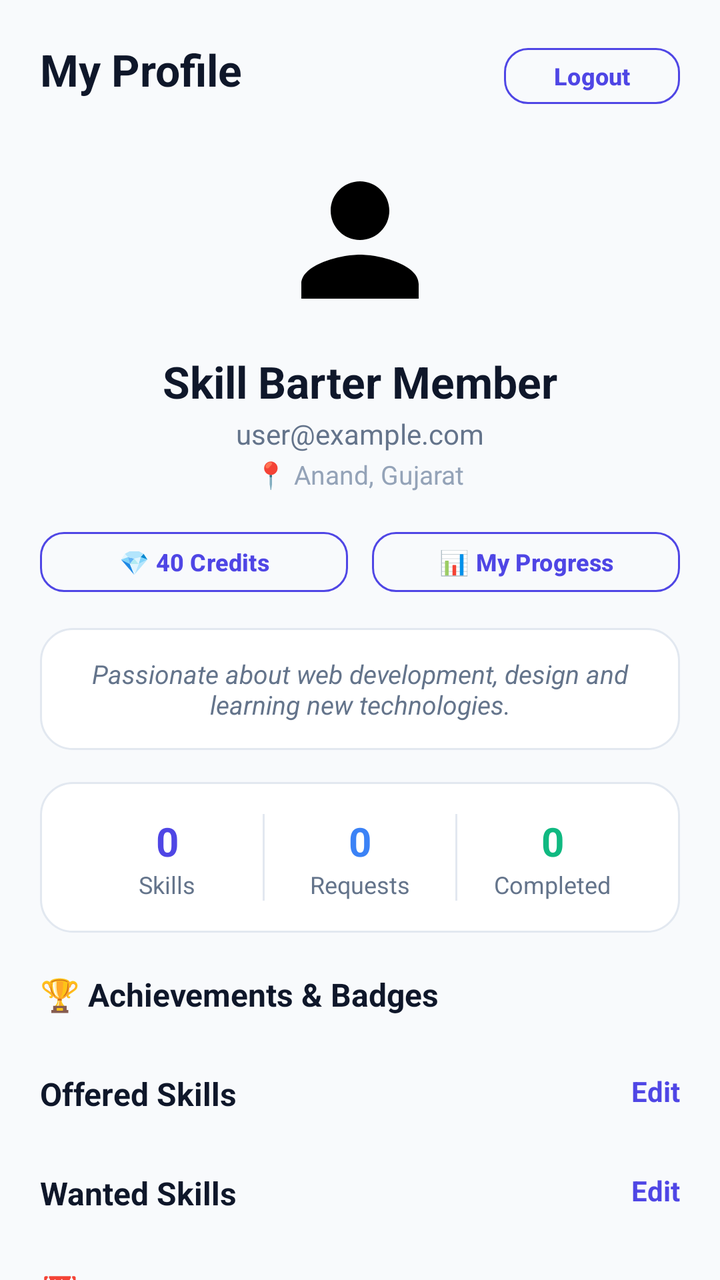
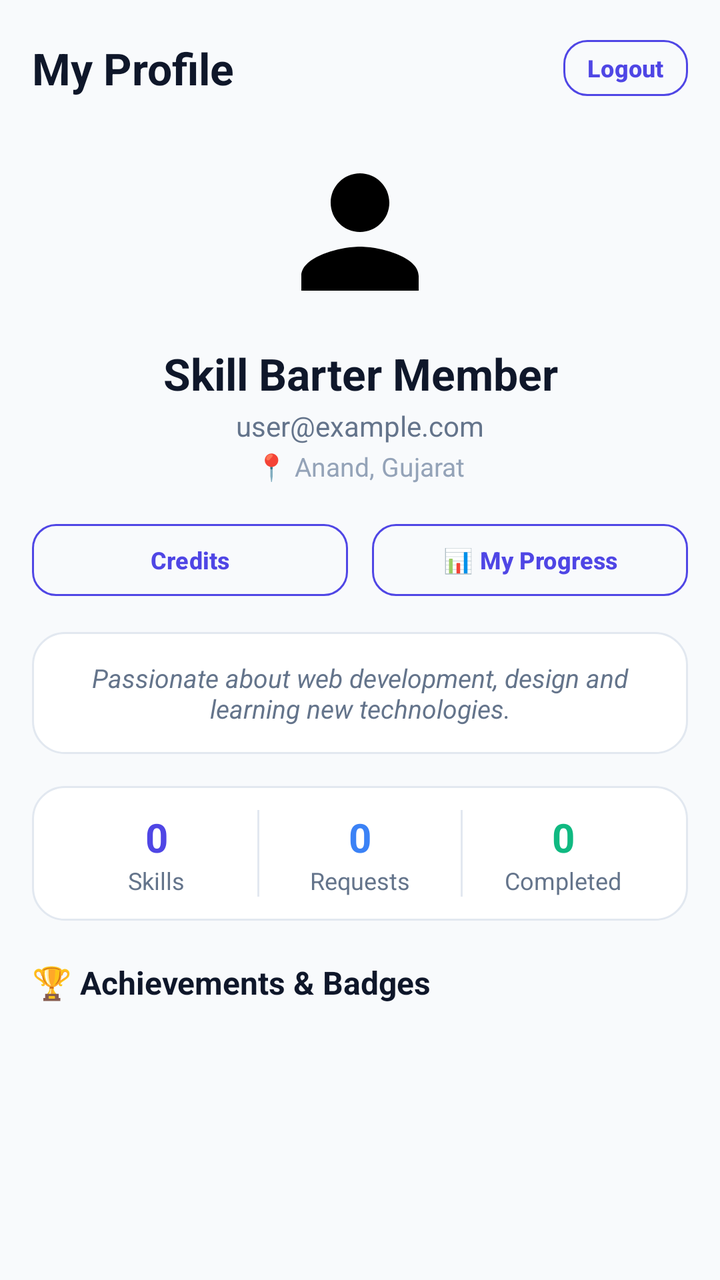

Screens rendered from an Android XML layout before and after an edit, with the pre-edit source and the edit as a unified diff.
<!-- AndroidManifest.xml: application theme Theme.SkillBarter -->
<!-- res/layout/fragment_profile.xml -->
<?xml version="1.0" encoding="utf-8"?>
<androidx.core.widget.NestedScrollView xmlns:android="http://schemas.android.com/apk/res/android"
    xmlns:app="http://schemas.android.com/apk/res-auto"
    android:layout_width="match_parent"
    android:layout_height="match_parent"
    android:background="@color/bg_light"
    android:fillViewport="true">

    <LinearLayout
        android:layout_width="match_parent"
        android:layout_height="wrap_content"
        android:gravity="center_horizontal"
        android:orientation="vertical"
        android:padding="20dp">

        
        <RelativeLayout
            android:layout_width="match_parent"
            android:layout_height="wrap_content">

            <TextView
                android:layout_width="wrap_content"
                android:layout_height="wrap_content"
                android:layout_alignParentStart="true"
                android:text="My Profile"
                android:textColor="@color/text_primary"
                android:textSize="22sp"
                android:textStyle="bold" />

            <Button
                android:id="@+id/btnLogout"
                style="@style/Widget.SkillBarter.Button.Outlined"
                android:layout_width="wrap_content"
                android:layout_height="36dp"
                android:layout_alignParentEnd="true"
                android:paddingHorizontal="12dp"
                android:paddingVertical="0dp"
                android:text="Logout"
                android:textSize="12sp" />

        </RelativeLayout>

        
        <ImageView
            android:id="@+id/ivAvatar"
            android:layout_width="88dp"
            android:layout_height="88dp"
            android:layout_marginTop="20dp"
            android:src="@drawable/ic_profile" />

        <TextView
            android:id="@+id/tvUserName"
            android:layout_width="wrap_content"
            android:layout_height="wrap_content"
            android:layout_marginTop="12dp"
            android:text="Skill Barter Member"
            android:textColor="@color/text_primary"
            android:textSize="22sp"
            android:textStyle="bold" />

        <TextView
            android:id="@+id/tvUserEmail"
            android:layout_width="wrap_content"
            android:layout_height="wrap_content"
            android:layout_marginTop="2dp"
            android:text="user@example.com"
            android:textColor="@color/text_secondary"
            android:textSize="14sp" />

        <TextView
            android:id="@+id/tvUserLocation"
            android:layout_width="wrap_content"
            android:layout_height="wrap_content"
            android:layout_marginTop="2dp"
            android:text="📍 Anand, Gujarat"
            android:textColor="@color/text_muted"
            android:textSize="13sp" />

        
        <LinearLayout
            android:layout_width="match_parent"
            android:layout_height="wrap_content"
            android:layout_marginTop="16dp"
            android:orientation="horizontal">

            <Button
                android:id="@+id/btnCredits"
                style="@style/Widget.SkillBarter.Button.Outlined"
                android:layout_width="0dp"
                android:layout_height="38dp"
                android:layout_marginEnd="6dp"
                android:layout_weight="1"
                android:paddingVertical="0dp"
                android:text="💎 40 Credits"
                android:textSize="12sp" />

            <Button
                android:id="@+id/btnProgress"
                style="@style/Widget.SkillBarter.Button.Outlined"
                android:layout_width="0dp"
                android:layout_height="38dp"
                android:layout_marginStart="6dp"
                android:layout_weight="1"
                android:paddingVertical="0dp"
                android:text="📊 My Progress"
                android:textSize="12sp" />

        </LinearLayout>

        
        <TextView
            android:id="@+id/tvUserBio"
            android:layout_width="match_parent"
            android:layout_height="wrap_content"
            android:layout_marginTop="14dp"
            android:background="@drawable/bg_rounded_card"
            android:gravity="center"
            android:padding="14dp"
            android:text="Passionate about web development, design and learning new technologies."
            android:textColor="@color/text_secondary"
            android:textSize="13sp"
            android:textStyle="italic" />

        
        <LinearLayout
            android:layout_width="match_parent"
            android:layout_height="wrap_content"
            android:layout_marginTop="16dp"
            android:background="@drawable/bg_rounded_card"
            android:orientation="horizontal"
            android:padding="16dp">

            <LinearLayout
                android:layout_width="0dp"
                android:layout_height="wrap_content"
                android:layout_weight="1"
                android:gravity="center"
                android:orientation="vertical">

                <TextView
                    android:id="@+id/tvSkillsStat"
                    android:layout_width="wrap_content"
                    android:layout_height="wrap_content"
                    android:text="0"
                    android:textColor="@color/primary"
                    android:textSize="20sp"
                    android:textStyle="bold" />

                <TextView
                    android:layout_width="wrap_content"
                    android:layout_height="wrap_content"
                    android:text="Skills"
                    android:textColor="@color/text_secondary"
                    android:textSize="12sp" />

            </LinearLayout>

            <View
                android:layout_width="1dp"
                android:layout_height="match_parent"
                android:background="@color/divider_color" />

            <LinearLayout
                android:layout_width="0dp"
                android:layout_height="wrap_content"
                android:layout_weight="1"
                android:gravity="center"
                android:orientation="vertical">

                <TextView
                    android:id="@+id/tvRequestsStat"
                    android:layout_width="wrap_content"
                    android:layout_height="wrap_content"
                    android:text="0"
                    android:textColor="@color/accent_blue"
                    android:textSize="20sp"
                    android:textStyle="bold" />

                <TextView
                    android:layout_width="wrap_content"
                    android:layout_height="wrap_content"
                    android:text="Requests"
                    android:textColor="@color/text_secondary"
                    android:textSize="12sp" />

            </LinearLayout>

            <View
                android:layout_width="1dp"
                android:layout_height="match_parent"
                android:background="@color/divider_color" />

            <LinearLayout
                android:layout_width="0dp"
                android:layout_height="wrap_content"
                android:layout_weight="1"
                android:gravity="center"
                android:orientation="vertical">

                <TextView
                    android:id="@+id/tvCompletedStat"
                    android:layout_width="wrap_content"
                    android:layout_height="wrap_content"
                    android:text="0"
                    android:textColor="@color/accent_green"
                    android:textSize="20sp"
                    android:textStyle="bold" />

                <TextView
                    android:layout_width="wrap_content"
                    android:layout_height="wrap_content"
                    android:text="Completed"
                    android:textColor="@color/text_secondary"
                    android:textSize="12sp" />

            </LinearLayout>

        </LinearLayout>

        
        <RelativeLayout
            android:layout_width="match_parent"
            android:layout_height="wrap_content"
            android:layout_marginTop="20dp">

            <TextView
                android:layout_width="wrap_content"
                android:layout_height="wrap_content"
                android:layout_alignParentStart="true"
                android:text="🏆 Achievements &amp; Badges"
                android:textColor="@color/text_primary"
                android:textSize="16sp"
                android:textStyle="bold" />

        </RelativeLayout>

        <androidx.recyclerview.widget.RecyclerView
            android:id="@+id/rvBadges"
            android:layout_width="match_parent"
            android:layout_height="wrap_content"
            android:layout_marginTop="8dp"
            android:orientation="horizontal"
            app:layoutManager="androidx.recyclerview.widget.LinearLayoutManager" />

        
        <RelativeLayout
            android:layout_width="match_parent"
            android:layout_height="wrap_content"
            android:layout_marginTop="20dp">

            <TextView
                android:layout_width="wrap_content"
                android:layout_height="wrap_content"
                android:layout_alignParentStart="true"
                android:text="Offered Skills"
                android:textColor="@color/text_primary"
                android:textSize="16sp"
                android:textStyle="bold" />

            <TextView
                android:id="@+id/btnEditOffered"
                android:layout_width="wrap_content"
                android:layout_height="wrap_content"
                android:layout_alignParentEnd="true"
                android:text="Edit"
                android:textColor="@color/primary"
                android:textSize="14sp"
                android:textStyle="bold" />

        </RelativeLayout>

        <com.google.android.material.chip.ChipGroup
            android:id="@+id/chipGroupOffered"
            android:layout_width="match_parent"
            android:layout_height="wrap_content"
            android:layout_marginTop="8dp" />

        
        <RelativeLayout
            android:layout_width="match_parent"
            android:layout_height="wrap_content"
            android:layout_marginTop="20dp">

            <TextView
                android:layout_width="wrap_content"
                android:layout_height="wrap_content"
                android:layout_alignParentStart="true"
                android:text="Wanted Skills"
                android:textColor="@color/text_primary"
                android:textSize="16sp"
                android:textStyle="bold" />

            <TextView
                android:id="@+id/btnEditWanted"
                android:layout_width="wrap_content"
                android:layout_height="wrap_content"
                android:layout_alignParentEnd="true"
                android:text="Edit"
                android:textColor="@color/primary"
                android:textSize="14sp"
                android:textStyle="bold" />

        </RelativeLayout>

        <com.google.android.material.chip.ChipGroup
            android:id="@+id/chipGroupWanted"
            android:layout_width="match_parent"
            android:layout_height="wrap_content"
            android:layout_marginTop="8dp" />

        
        <RelativeLayout
            android:layout_width="match_parent"
            android:layout_height="wrap_content"
            android:layout_marginTop="20dp">

            <TextView
                android:layout_width="wrap_content"
                android:layout_height="wrap_content"
                android:layout_alignParentStart="true"
                android:text="📅 Weekly Availability"
                android:textColor="@color/text_primary"
                android:textSize="16sp"
                android:textStyle="bold" />

            <TextView
                android:id="@+id/btnManageAvailability"
                android:layout_width="wrap_content"
                android:layout_height="wrap_content"
                android:layout_alignParentEnd="true"
                android:text="Manage"
                android:textColor="@color/primary"
                android:textSize="14sp"
                android:textStyle="bold" />

        </RelativeLayout>

        <TextView
            android:id="@+id/tvAvailabilitySummary"
            android:layout_width="match_parent"
            android:layout_height="wrap_content"
            android:layout_marginTop="8dp"
            android:background="@drawable/bg_rounded_card"
            android:padding="12dp"
            android:text="• Mon 6PM-9PM | Wed 6PM-9PM | Sat 10AM-2PM"
            android:textColor="@color/primary"
            android:textSize="13sp" />

    </LinearLayout>

</androidx.core.widget.NestedScrollView>
<!-- resources referenced by this layout -->
<resources>
  <color name="accent_blue">#3B82F6</color>
  <color name="accent_green">#10B981</color>
  <color name="bg_light">#F8FAFC</color>
  <color name="divider_color">#E2E8F0</color>
  <color name="primary">#4F46E5</color>
  <color name="text_muted">#94A3B8</color>
  <color name="text_primary">#0F172A</color>
  <color name="text_secondary">#64748B</color>
  <!-- drawable bg_rounded_card (drawable) -->
  <?xml version="1.0" encoding="utf-8"?>
  <shape xmlns:android="http://schemas.android.com/apk/res/android"
      android:shape="rectangle">
      <solid android:color="@color/surface_white" />
      <corners android:radius="16dp" />
      <stroke android:width="1dp" android:color="@color/divider_color" />
  </shape>
  <!-- drawable ic_profile (drawable) -->
  <vector xmlns:android="http://schemas.android.com/apk/res/android"
      android:width="24dp"
      android:height="24dp"
      android:viewportWidth="24"
      android:viewportHeight="24">
    <path
        android:fillColor="#FF000000"
        android:pathData="M12,12c2.21,0 4,-1.79 4,-4s-1.79,-4 -4,-4 -4,1.79 -4,4 1.79,4 4,4zM12,14c-2.67,0 -8,1.34 -8,4v2h16v-2c0,-2.66 -5.33,-4 -8,-4z"/>
  </vector>
  <style name="Widget.SkillBarter.Button.Outlined" parent="Widget.Material3.Button.OutlinedButton">
          <item name="strokeColor">@color/primary</item>
          <item name="android:textColor">@color/primary</item>
          <item name="cornerRadius">12dp</item>
          <item name="android:paddingTop">12dp</item>
          <item name="android:paddingBottom">12dp</item>
          <item name="android:textStyle">bold</item>
      </style>
  <style name="Theme.SkillBarter" parent="Base.Theme.SkillBarter" />
  <color name="surface_white">#FFFFFF</color>
  <style name="Base.Theme.SkillBarter" parent="Theme.Material3.DayNight.NoActionBar">
          <item name="colorPrimary">@color/primary</item>
          <item name="colorOnPrimary">@color/white</item>
          <item name="colorPrimaryContainer">@color/primary_light</item>
          <item name="colorOnPrimaryContainer">@color/primary</item>
          <item name="android:colorBackground">@color/bg_light</item>
          <item name="colorSurface">@color/surface_white</item>
          <item name="colorOnSurface">@color/text_primary</item>
          <item name="colorOnSurfaceVariant">@color/text_secondary</item>
          <item name="android:statusBarColor">@color/bg_light</item>
          <item name="android:windowLightStatusBar">true</item>
      </style>
  <color name="white">#FFFFFF</color>
  <color name="primary_light">#EEF2FF</color>
</resources>

<!-- the commit's change to res/layout/fragment_profile.xml (unified diff, before → after) -->
@@ -11,7 +11,10 @@
         android:layout_height="wrap_content"
         android:gravity="center_horizontal"
         android:orientation="vertical"
-        android:padding="20dp">
+        android:paddingStart="16dp"
+        android:paddingTop="16dp"
+        android:paddingEnd="16dp"
+        android:paddingBottom="24dp">
 
         
         <RelativeLayout
@@ -22,6 +25,11 @@
                 android:layout_width="wrap_content"
                 android:layout_height="wrap_content"
                 android:layout_alignParentStart="true"
+                android:layout_centerVertical="true"
+                android:layout_marginEnd="8dp"
+                android:layout_toStartOf="@id/btnLogout"
+                android:ellipsize="end"
+                android:maxLines="1"
                 android:text="My Profile"
                 android:textColor="@color/text_primary"
                 android:textSize="22sp"
@@ -33,6 +41,8 @@
                 android:layout_width="wrap_content"
                 android:layout_height="36dp"
                 android:layout_alignParentEnd="true"
+                android:layout_centerVertical="true"
+                android:minWidth="0dp"
                 android:paddingHorizontal="12dp"
                 android:paddingVertical="0dp"
                 android:text="Logout"
@@ -50,9 +60,10 @@
 
         <TextView
             android:id="@+id/tvUserName"
-            android:layout_width="wrap_content"
+            android:layout_width="match_parent"
             android:layout_height="wrap_content"
             android:layout_marginTop="12dp"
+            android:gravity="center"
             android:text="Skill Barter Member"
             android:textColor="@color/text_primary"
             android:textSize="22sp"
@@ -60,18 +71,20 @@
 
         <TextView
             android:id="@+id/tvUserEmail"
-            android:layout_width="wrap_content"
+            android:layout_width="match_parent"
             android:layout_height="wrap_content"
             android:layout_marginTop="2dp"
+            android:gravity="center"
             android:text="user@example.com"
             android:textColor="@color/text_secondary"
             android:textSize="14sp" />
 
         <TextView
             android:id="@+id/tvUserLocation"
-            android:layout_width="wrap_content"
+            android:layout_width="match_parent"
             android:layout_height="wrap_content"
             android:layout_marginTop="2dp"
+            android:gravity="center"
             android:text="📍 Anand, Gujarat"
             android:textColor="@color/text_muted"
             android:textSize="13sp" />
@@ -81,26 +94,35 @@
             android:layout_width="match_parent"
             android:layout_height="wrap_content"
             android:layout_marginTop="16dp"
+            android:baselineAligned="false"
             android:orientation="horizontal">
 
             <Button
                 android:id="@+id/btnCredits"
                 style="@style/Widget.SkillBarter.Button.Outlined"
                 android:layout_width="0dp"
-                android:layout_height="38dp"
+                android:layout_height="wrap_content"
                 android:layout_marginEnd="6dp"
                 android:layout_weight="1"
+                android:ellipsize="end"
+                android:minHeight="44dp"
+                android:maxLines="1"
+                android:paddingHorizontal="4dp"
                 android:paddingVertical="0dp"
-                android:text="💎 40 Credits"
+                android:text="@string/profile_credits_button"
                 android:textSize="12sp" />
 
             <Button
                 android:id="@+id/btnProgress"
                 style="@style/Widget.SkillBarter.Button.Outlined"
                 android:layout_width="0dp"
-                android:layout_height="38dp"
+                android:layout_height="wrap_content"
                 android:layout_marginStart="6dp"
                 android:layout_weight="1"
+                android:ellipsize="end"
+                android:minHeight="44dp"
+                android:maxLines="1"
+                android:paddingHorizontal="4dp"
                 android:paddingVertical="0dp"
                 android:text="📊 My Progress"
                 android:textSize="12sp" />
@@ -127,8 +149,9 @@
             android:layout_height="wrap_content"
             android:layout_marginTop="16dp"
             android:background="@drawable/bg_rounded_card"
+            android:baselineAligned="false"
             android:orientation="horizontal"
-            android:padding="16dp">
+            android:padding="12dp">
 
             <LinearLayout
                 android:layout_width="0dp"
@@ -149,6 +172,7 @@
                 <TextView
                     android:layout_width="wrap_content"
                     android:layout_height="wrap_content"
+                    android:maxLines="1"
                     android:text="Skills"
                     android:textColor="@color/text_secondary"
                     android:textSize="12sp" />
@@ -179,6 +203,7 @@
                 <TextView
                     android:layout_width="wrap_content"
                     android:layout_height="wrap_content"
+                    android:maxLines="1"
                     android:text="Requests"
                     android:textColor="@color/text_secondary"
                     android:textSize="12sp" />
@@ -209,6 +234,7 @@
                 <TextView
                     android:layout_width="wrap_content"
                     android:layout_height="wrap_content"
+                    android:maxLines="1"
                     android:text="Completed"
                     android:textColor="@color/text_secondary"
                     android:textSize="12sp" />
@@ -224,9 +250,12 @@
             android:layout_marginTop="20dp">
 
             <TextView
-                android:layout_width="wrap_content"
-                android:layout_height="wrap_content"
-                android:layout_alignParentStart="true"
+                android:layout_width="match_parent"
+                android:layout_height="wrap_content"
+                android:layout_alignParentStart="true"
+                android:layout_centerVertical="true"
+                android:ellipsize="end"
+                android:maxLines="1"
                 android:text="🏆 Achievements &amp; Badges"
                 android:textColor="@color/text_primary"
                 android:textSize="16sp"
@@ -239,7 +268,11 @@
             android:layout_width="match_parent"
             android:layout_height="wrap_content"
             android:layout_marginTop="8dp"
+            android:minHeight="104dp"
+            android:clipToPadding="false"
+            android:nestedScrollingEnabled="false"
             android:orientation="horizontal"
+            android:overScrollMode="never"
             app:layoutManager="androidx.recyclerview.widget.LinearLayoutManager" />
 
         
@@ -252,6 +285,11 @@
                 android:layout_width="wrap_content"
                 android:layout_height="wrap_content"
                 android:layout_alignParentStart="true"
+                android:layout_centerVertical="true"
+                android:layout_marginEnd="8dp"
+                android:layout_toStartOf="@id/btnEditOffered"
+                android:ellipsize="end"
+                android:maxLines="1"
                 android:text="Offered Skills"
                 android:textColor="@color/text_primary"
                 android:textSize="16sp"
@@ -262,6 +300,10 @@
                 android:layout_width="wrap_content"
                 android:layout_height="wrap_content"
                 android:layout_alignParentEnd="true"
+                android:layout_centerVertical="true"
+                android:minWidth="44dp"
+                android:gravity="end"
+                android:padding="6dp"
                 android:text="Edit"
                 android:textColor="@color/primary"
                 android:textSize="14sp"
@@ -285,6 +327,11 @@
                 android:layout_width="wrap_content"
                 android:layout_height="wrap_content"
                 android:layout_alignParentStart="true"
+                android:layout_centerVertical="true"
+                android:layout_marginEnd="8dp"
+                android:layout_toStartOf="@id/btnEditWanted"
+                android:ellipsize="end"
+                android:maxLines="1"
                 android:text="Wanted Skills"
                 android:textColor="@color/text_primary"
                 android:textSize="16sp"
@@ -295,6 +342,10 @@
                 android:layout_width="wrap_content"
                 android:layout_height="wrap_content"
                 android:layout_alignParentEnd="true"
+                android:layout_centerVertical="true"
+                android:minWidth="44dp"
+                android:gravity="end"
+                android:padding="6dp"
                 android:text="Edit"
                 android:textColor="@color/primary"
                 android:textSize="14sp"
@@ -318,6 +369,11 @@
                 android:layout_width="wrap_content"
                 android:layout_height="wrap_content"
                 android:layout_alignParentStart="true"
+                android:layout_centerVertical="true"
+                android:layout_marginEnd="8dp"
+                android:layout_toStartOf="@id/btnManageAvailability"
+                android:ellipsize="end"
+                android:maxLines="1"
                 android:text="📅 Weekly Availability"
                 android:textColor="@color/text_primary"
                 android:textSize="16sp"
@@ -328,6 +384,10 @@
                 android:layout_width="wrap_content"
                 android:layout_height="wrap_content"
                 android:layout_alignParentEnd="true"
+                android:layout_centerVertical="true"
+                android:minWidth="44dp"
+                android:gravity="end"
+                android:padding="6dp"
                 android:text="Manage"
                 android:textColor="@color/primary"
                 android:textSize="14sp"
@@ -342,10 +402,46 @@
             android:layout_marginTop="8dp"
             android:background="@drawable/bg_rounded_card"
             android:padding="12dp"
-            android:text="• Mon 6PM-9PM | Wed 6PM-9PM | Sat 10AM-2PM"
-            android:textColor="@color/primary"
+            android:text="No availability slots added yet"
+            android:textColor="@color/text_secondary"
             android:textSize="13sp" />
 
+        
+        <RelativeLayout
+            android:layout_width="match_parent"
+            android:layout_height="wrap_content"
+            android:layout_marginTop="20dp">
+
+            <TextView
+                android:layout_width="wrap_content"
+                android:layout_height="wrap_content"
+                android:layout_alignParentStart="true"
+                android:layout_centerVertical="true"
+                android:layout_marginEnd="8dp"
+                android:layout_toStartOf="@id/btnMyExchanges"
+                android:ellipsize="end"
+                android:maxLines="1"
+                android:text="@string/profile_exchanges"
+                android:textColor="@color/text_primary"
+                android:textSize="16sp"
+                android:textStyle="bold" />
+
+            <TextView
+                android:id="@+id/btnMyExchanges"
+                android:layout_width="wrap_content"
+                android:layout_height="wrap_content"
+                android:layout_alignParentEnd="true"
+                android:layout_centerVertical="true"
+                android:gravity="end"
+                android:minWidth="44dp"
+                android:padding="6dp"
+                android:text="Manage"
+                android:textColor="@color/primary"
+                android:textSize="14sp"
+                android:textStyle="bold" />
+
+        </RelativeLayout>
+
     </LinearLayout>
 
 </androidx.core.widget.NestedScrollView>
<!-- resource entries referenced after the edit -->
@@ -26,6 +26,8 @@
         android:fillColor="#FF000000"
         android:pathData="M12,12c2.21,0 4,-1.79 4,-4s-1.79,-4 -4,-4 -4,1.79 -4,4 1.79,4 4,4zM12,14c-2.67,0 -8,1.34 -8,4v2h16v-2c0,-2.66 -5.33,-4 -8,-4z"/>
   </vector>
+  <string name="profile_credits_button">Credits</string>
+  <string name="profile_exchanges">My Exchanges</string>
   <style name="Widget.SkillBarter.Button.Outlined" parent="Widget.Material3.Button.OutlinedButton">
           <item name="strokeColor">@color/primary</item>
           <item name="android:textColor">@color/primary</item>
